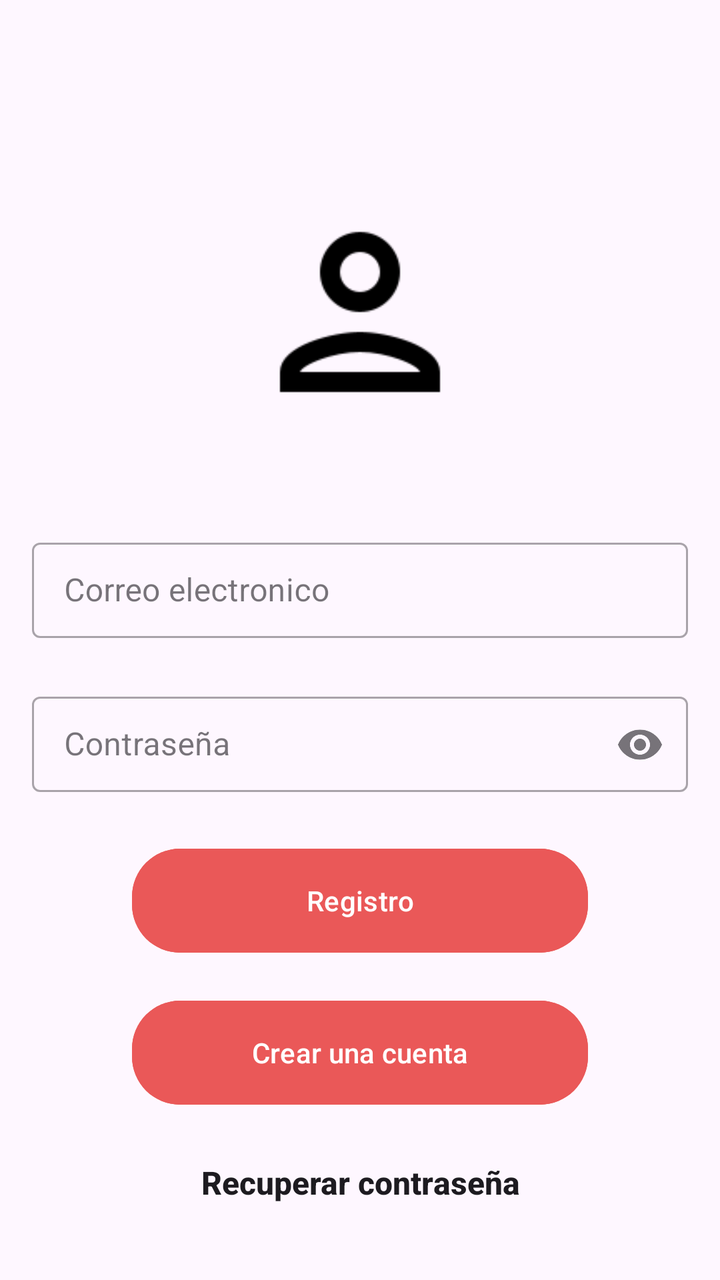
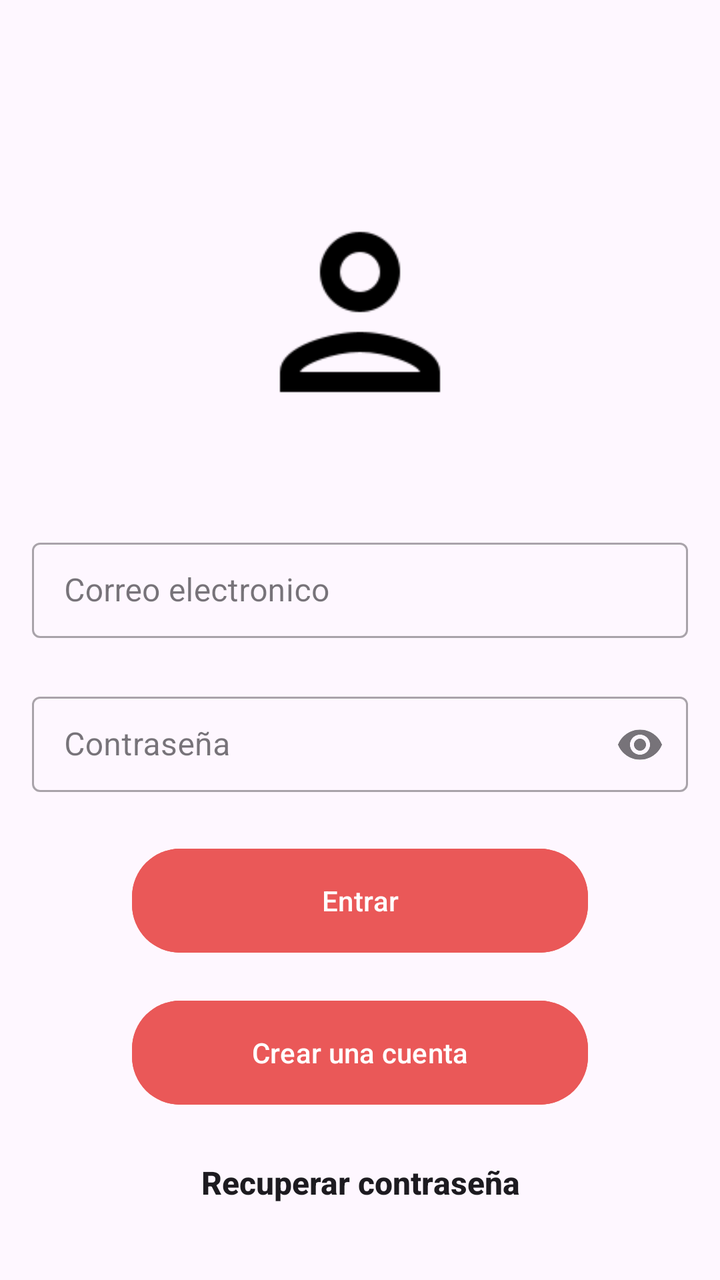

Compare the two renders of this Android layout. The source of the first and the diff that turns it into the second are given below.
<!-- AndroidManifest.xml: application theme Theme.SneakerCity -->
<!-- res/layout/activity_login.xml -->
<?xml version="1.0" encoding="utf-8"?>
<androidx.constraintlayout.widget.ConstraintLayout xmlns:android="http://schemas.android.com/apk/res/android"
    xmlns:app="http://schemas.android.com/apk/res-auto"
    xmlns:tools="http://schemas.android.com/tools"
    android:layout_width="match_parent"
    android:layout_height="match_parent"
    android:id="@+id/main"
    tools:context="app.ejemplo.sneakercity.Activities.LoginActivity">

    <ScrollView
        android:layout_width="match_parent"
        android:layout_height="wrap_content"
        android:fillViewport="true"
        android:scrollbars="vertical"
        app:layout_constraintStart_toStartOf="parent"
        app:layout_constraintEnd_toEndOf="parent"
        app:layout_constraintTop_toTopOf="parent">

        <LinearLayout
            android:layout_width="match_parent"
            android:layout_height="wrap_content"
            android:orientation="vertical"
            android:padding="@dimen/common_padding_default">



                <ImageView
                    android:id="@+id/imgViva"
                    android:layout_width="@dimen/common_image_size_default"
                    android:layout_height="@dimen/common_image_size_default"
                    android:layout_marginTop="@dimen/common_margin_bigx"
                    android:layout_gravity="center"
                    android:src="@drawable/outline_person_black_48"/>


            <com.google.android.material.textfield.TextInputLayout
                android:id="@+id/tilEmail"
                android:layout_width="match_parent"
                android:layout_height="wrap_content"
                android:layout_marginTop="@dimen/common_margin_big"
                android:hint="@string/email_message"
                style="@style/Widget.MaterialComponents.TextInputLayout.OutlinedBox.Dense">

                <com.google.android.material.textfield.TextInputEditText
                    android:id="@+id/etEmail"
                    android:layout_width="match_parent"
                    android:layout_height="wrap_content"
                    android:inputType="textEmailAddress"/>

            </com.google.android.material.textfield.TextInputLayout>


            <com.google.android.material.textfield.TextInputLayout
                android:id="@+id/tilPassword"
                android:layout_width="match_parent"
                android:layout_height="wrap_content"
                android:layout_marginTop="@dimen/common_margin_middle"
                android:hint="@string/password_message"
                app:endIconMode="password_toggle"
                style="@style/Widget.MaterialComponents.TextInputLayout.OutlinedBox.Dense">

                <com.google.android.material.textfield.TextInputEditText
                    android:id="@+id/etPassword"
                    android:layout_width="match_parent"
                    android:layout_height="wrap_content"
                    android:inputType="textPassword"/>

            </com.google.android.material.textfield.TextInputLayout>


            <com.google.android.material.button.MaterialButton
                android:id="@+id/btnSignIn"
                android:layout_width="match_parent"
                android:layout_height="@dimen/common_button_height"
                android:layout_marginTop="@dimen/common_margin_middle"
                android:layout_marginHorizontal="@dimen/common_margin_big"
                android:text="@string/sign_in_message"
                app:cornerRadius="@dimen/common_radius_middle"
                android:backgroundTint="@color/red_color"/>

            <com.google.android.material.button.MaterialButton
                android:id="@+id/btnCreateAccount"
                android:layout_width="match_parent"
                android:layout_height="@dimen/common_button_height"
                android:layout_marginTop="@dimen/common_margin_default"
                android:layout_marginHorizontal="@dimen/common_margin_big"
                android:text="@string/Create_account_message"
                app:cornerRadius="@dimen/common_radius_middle"
                android:backgroundTint="@color/red_color"/>


            <TextView
                android:layout_width="match_parent"
                android:layout_height="wrap_content"
                android:layout_marginTop="@dimen/common_margin_middle"
                android:layout_marginHorizontal="@dimen/common_margin_big"
                android:text="@string/recover_password_message"
                android:textStyle="bold"
                android:textAlignment="center"
                android:textSize="@dimen/common_text_size_default"
                android:textAppearance="?attr/textAppearanceSearchResultTitle"/>

        </LinearLayout>



    </ScrollView>

</androidx.constraintlayout.widget.ConstraintLayout>
<!-- resources referenced by this layout -->
<resources>
  <color name="red_color">#EA5858</color>
  <dimen name="common_button_height">60dp</dimen>
  <dimen name="common_image_size_default">120dp</dimen>
  <dimen name="common_margin_big">50dp</dimen>
  <dimen name="common_margin_bigx">80dp</dimen>
  <dimen name="common_margin_default">16dp</dimen>
  <dimen name="common_margin_middle">24dp</dimen>
  <dimen name="common_padding_default">16dp</dimen>
  <dimen name="common_radius_middle">24dp</dimen>
  <dimen name="common_text_size_default">16sp</dimen>
  <!-- drawable outline_person_black_48: png bitmap (drawable-hdpi, 532 bytes) -->
  <string name="Create_account_message">Crear una cuenta</string>
  <string name="email_message">Correo electronico</string>
  <string name="password_message">Contraseña</string>
  <string name="recover_password_message">Recuperar contraseña</string>
  <string name="sign_in_message">Registro</string>
  <style name="Theme.SneakerCity" parent="Base.Theme.SneakerCity" />
  <style name="Base.Theme.SneakerCity" parent="Theme.Material3.DayNight.NoActionBar">
      
      <item name="android:statusBarColor">@android:color/transparent</item>
  
      
      <item name="android:windowDrawsSystemBarBackgrounds">true</item>
  
      
      <item name="android:windowLightStatusBar">true</item>
      
      
  </style>
</resources>

<!-- the commit's change to res/layout/activity_login.xml (unified diff, before → after) -->
@@ -30,6 +30,7 @@
                     android:layout_height="@dimen/common_image_size_default"
                     android:layout_marginTop="@dimen/common_margin_bigx"
                     android:layout_gravity="center"
+                    android:contentDescription="@string/user_image"
                     android:src="@drawable/outline_person_black_48"/>
 
 
<!-- resource entries referenced after the edit -->
@@ -15,7 +15,8 @@
   <string name="email_message">Correo electronico</string>
   <string name="password_message">Contraseña</string>
   <string name="recover_password_message">Recuperar contraseña</string>
-  <string name="sign_in_message">Registro</string>
+  <string name="sign_in_message">Entrar</string>
+  <string name="user_image">Imagen del usuario</string>
   <style name="Theme.SneakerCity" parent="Base.Theme.SneakerCity" />
   <style name="Base.Theme.SneakerCity" parent="Theme.Material3.DayNight.NoActionBar">
       
